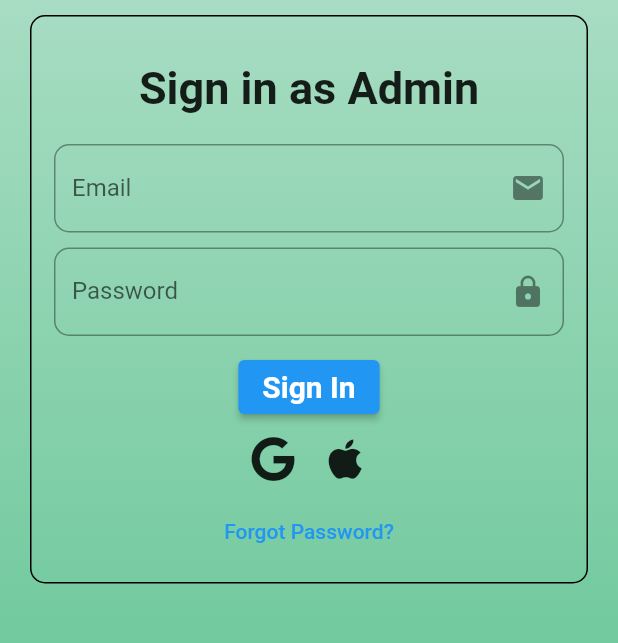
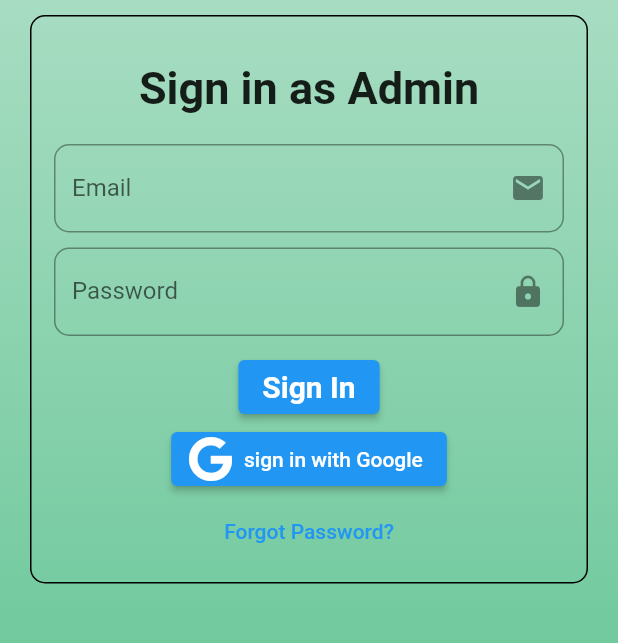
Before and after one commit to Aaasisss/NewSound-Admin, a Flutter app: the screen it shows after launch, on a phone screen of 412 x 824 dp, the part 309-952 px from its top. Run offline on Flutter 3.47's test engine with Material 2 defaults, Android fonts, the light colour scheme and no system bars; our stand-ins replace firebase_auth, firebase_core, font_awesome_flutter, google_sign_in, image_picker, sign_in_with_apple; accounts and stored records are empty.

Commit message:
implemented sign in with apple feature

```diff
--- a/lib/Screens/Login/login_page.dart
+++ b/lib/Screens/Login/login_page.dart
@@ -1,6 +1,7 @@
 import 'package:flutter/material.dart';
 import 'package:newsound_admin/Services/auth.dart';
 import 'package:font_awesome_flutter/font_awesome_flutter.dart';
+import 'package:sign_in_with_apple/sign_in_with_apple.dart';
 
 class LoginPage extends StatefulWidget {
   const LoginPage({Key? key}) : super(key: key);
@@ -169,31 +170,43 @@ class _LoginPageState extends State<LoginPage> {
   }
 
   Widget buildSignInOptions() {
-    return Row(
+    return Column(
       mainAxisAlignment: MainAxisAlignment.center,
       crossAxisAlignment: CrossAxisAlignment.center,
       children: [
-        IconButton(
+        ElevatedButton.icon(
           onPressed: () {
             AuthServive().signInWithGoogle();
 
             showDialog(
               context: context,
               barrierDismissible: false,
-                builder: (context) =>
-                    Center(child: CircularProgressIndicator()),
+              builder: (context) => Center(child: CircularProgressIndicator()),
             );
           },
           icon: FaIcon(
             FontAwesomeIcons.google,
             size: 30.0,
-            )),
-        IconButton(
-            onPressed: () {},
+          ),
+          label: Text("sign in with Google"),
+        ),
+        FutureBuilder<Object>(
+          future: SignInWithApple.isAvailable(),
+          builder: (context, snapshot) {
+            if (snapshot.data == true) {
+              return ElevatedButton.icon(
+                onPressed: AuthServive().signInWithApple,
                 icon: FaIcon(
                   FontAwesomeIcons.apple,
                   size: 30.0,
-            )),
+                ),
+                label: Text("sign in with Apple"),
+              );
+            } else {
+              return Container();
+            }
+          },
+        ),
       ],
     );
   }
```
Also changed, not shown: 2 other files. Lines whose indentation alone changed are shown as unchanged.
